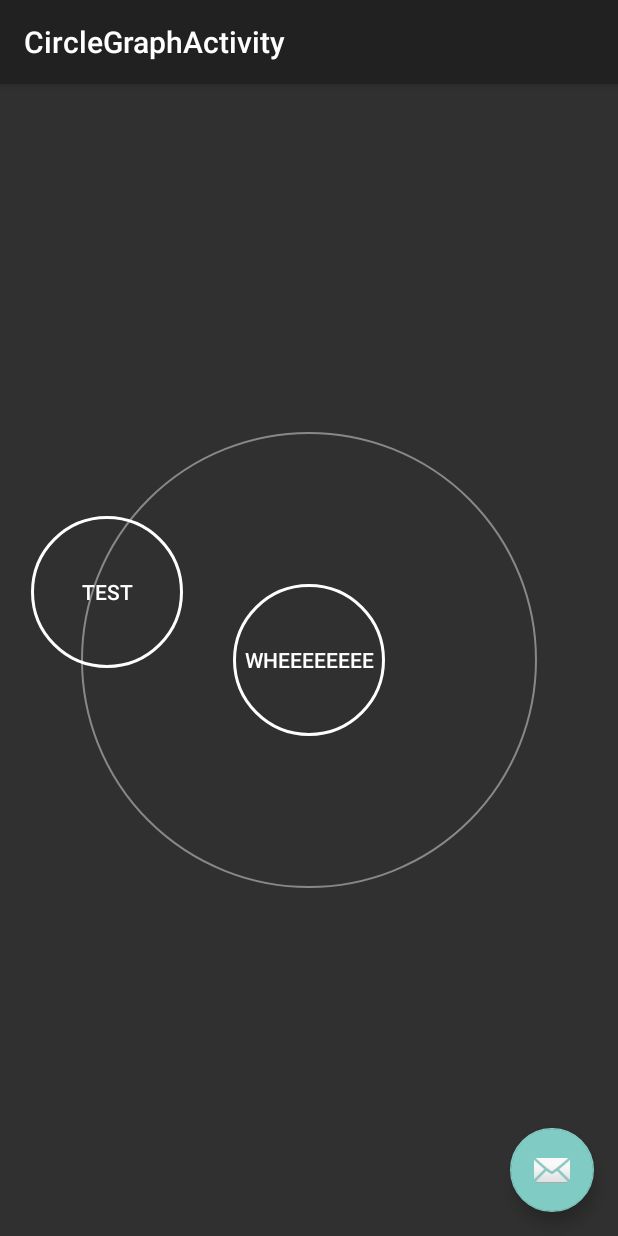
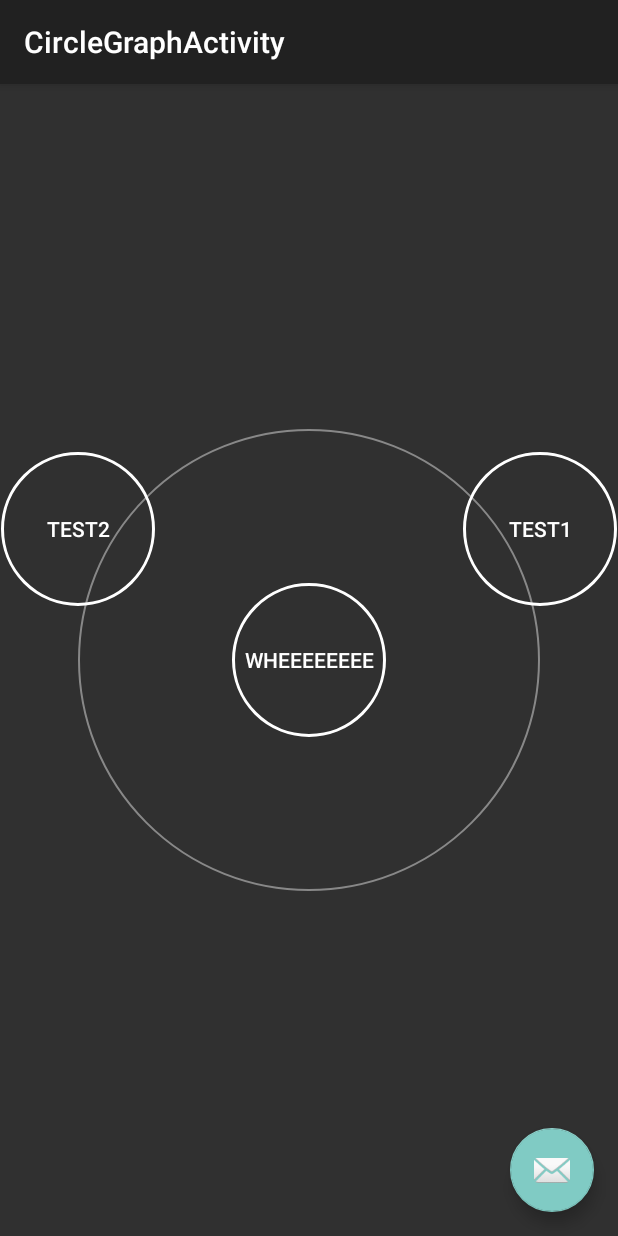
Before and after one commit to priyaven/Lore, an Android app: the screen it shows after launch (CircleGraphActivity), on a phone screen of 412 x 824 dp. Run offline under Robolectric (Android 15) with nearby library versions, the phone set to English and light mode, and no system bars.

Commit message:
draws a parent and two children.

```diff
--- a/Lore2/app/src/main/java/com/loreaudio/lore/CircleGraphActivity.java
+++ b/Lore2/app/src/main/java/com/loreaudio/lore/CircleGraphActivity.java
@@ -25,10 +25,15 @@ public class CircleGraphActivity extends AppCompatActivity {
 
     DisplayMetrics displayMetrics = new DisplayMetrics();
     Context context = this;
+    int marginy = 250;
+    int marginx = 125;
+
     int margin = 10;
 
     int buttonsize = 0;
     int ringsize = 0;
+
+    int numButtons = 3;
 
     @Override
     protected void onCreate(Bundle savedInstanceState) {
@@ -50,7 +55,10 @@ public class CircleGraphActivity extends AppCompatActivity {
         int height = displayMetrics.heightPixels;
         int width = displayMetrics.widthPixels;
 
-        buttonsize = (width - margin)/4;
+        if (height < width)
+            buttonsize = (height)/4;
+        else
+            buttonsize = (width)/4;
         ringsize = 3*buttonsize;
 
         @SuppressLint("WrongViewCast")
@@ -79,9 +87,47 @@ public class CircleGraphActivity extends AppCompatActivity {
         imgv.setLayoutParams(lp2);
         lyt.addView(imgv);
 
+        /*int[] lox = new int[2];
+        imgv.getLocationInWindow(lox);
+        int imgvX = lox[0];
+        int imgvY = lox[1];*/
+
         final Button b2 = new Button(this);
+        final Button b3 = new Button(this);
 
-        lyt.getViewTreeObserver().addOnGlobalLayoutListener(new ViewTreeObserver.OnGlobalLayoutListener() {
+        b2.setBackgroundDrawable(getResources().getDrawable(R.drawable.circle));
+
+        //size of button
+        RelativeLayout.LayoutParams params = new RelativeLayout.LayoutParams(buttonsize, buttonsize);
+
+        //x is bottom left edge of ringa
+        //params.leftMargin = imgvX - buttonsize/3;
+        //params.topMargin = imgvY;
+        b2.setLayoutParams(params);
+        b2.setX(width/2  + ringsize/2 -buttonsize/2);
+        b2.setY(height/2 - marginy);
+        lyt.addView(b2);
+
+
+        b2.setText("test1");
+
+        b3.setBackgroundDrawable(getResources().getDrawable(R.drawable.circle));
+
+        //size of button
+        RelativeLayout.LayoutParams params3 = new RelativeLayout.LayoutParams(buttonsize, buttonsize);
+
+        //x is bottom left edge of ringa
+        //params3.leftMargin = imgvX - buttonsize/3;
+        //params3.topMargin = imgvY;
+        b3.setLayoutParams(params3);
+        b3.setX(width/2 - buttonsize/2 - ringsize/2);
+        b3.setY(height/2 - marginy);
+        lyt.addView(b3);
+
+
+        b3.setText("test2");
+
+        /*lyt.getViewTreeObserver().addOnGlobalLayoutListener(new ViewTreeObserver.OnGlobalLayoutListener() {
             public void onGlobalLayout() {
                 lyt.getViewTreeObserver().removeGlobalOnLayoutListener(this);
 
@@ -101,9 +147,25 @@ public class CircleGraphActivity extends AppCompatActivity {
                 b2.setLayoutParams(params);
                 lyt.addView(b2);
 
+
                 b2.setText("test");
+
+                b3.setBackgroundDrawable(getResources().getDrawable(R.drawable.circle));
+
+                //size of button
+                RelativeLayout.LayoutParams params3 = new RelativeLayout.LayoutParams(buttonsize, buttonsize);
+
+                //x is bottom left edge of ringa
+                params3.leftMargin = x - buttonsize/3;
+                params3.topMargin = y;
+                b2.setLayoutParams(params3);
+                lyt.addView(b3);
+
+
+                b3.setText("reee");
             }
         });
+        */
 
 
     }
```
